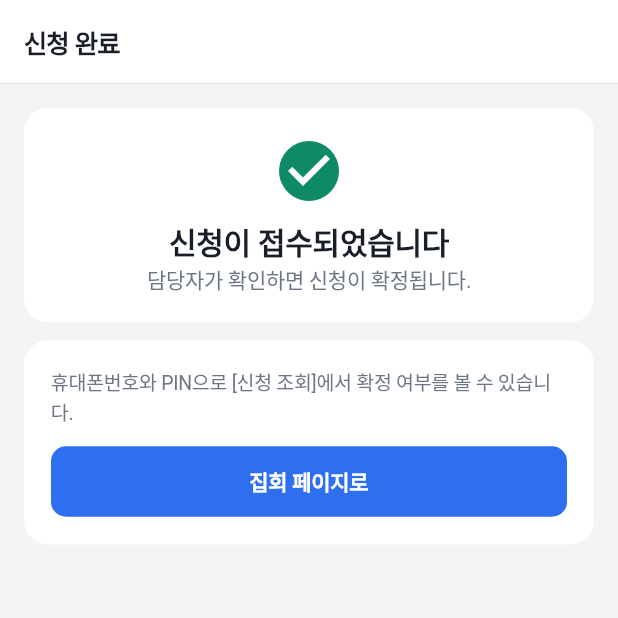
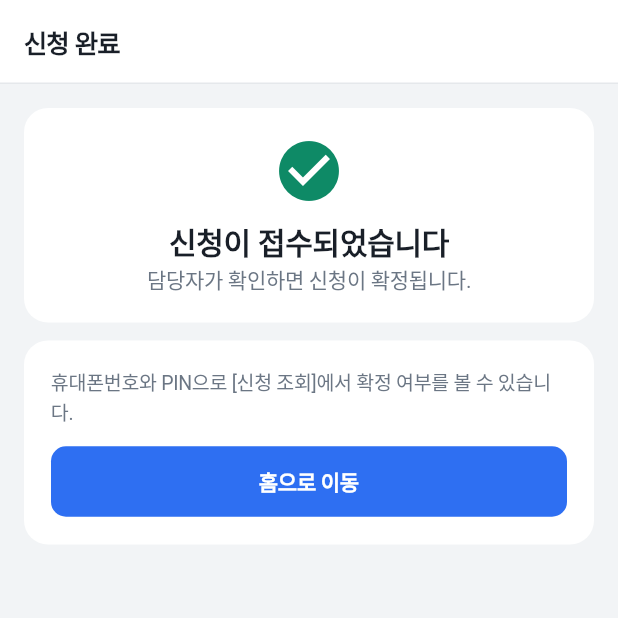
Before and after one commit to yjchae/room-assignment, a Flutter app: the DonePage screen opened directly with empty values, on a phone screen of 412 x 824 dp, the top half of it. Run offline on Flutter 3.47's test engine with Material 3 defaults, Android fonts, the phone set to English and light mode, and no system bars; our stand-ins replace file_picker, supabase_flutter; accounts and stored records are empty; Roboto replaces fonts that are missing (Pretendard).

Commit message:
신청 완료 버튼 문구: 집회 페이지로 → 홈으로 이동
Co-Authored-By: Claude Opus 5.5 <noreply@anthropic.com>

```diff
--- a/lib/main_public.dart
+++ b/lib/main_public.dart
@@ -1536,7 +1536,7 @@ class DonePage extends StatelessWidget {
               FilledButton(
                 onPressed: () =>
                     Navigator.of(context).popUntil((r) => r.isFirst),
-                child: const Text('집회 페이지로'),
+                child: const Text('홈으로 이동'),
               ),
             ],
           ),
```
